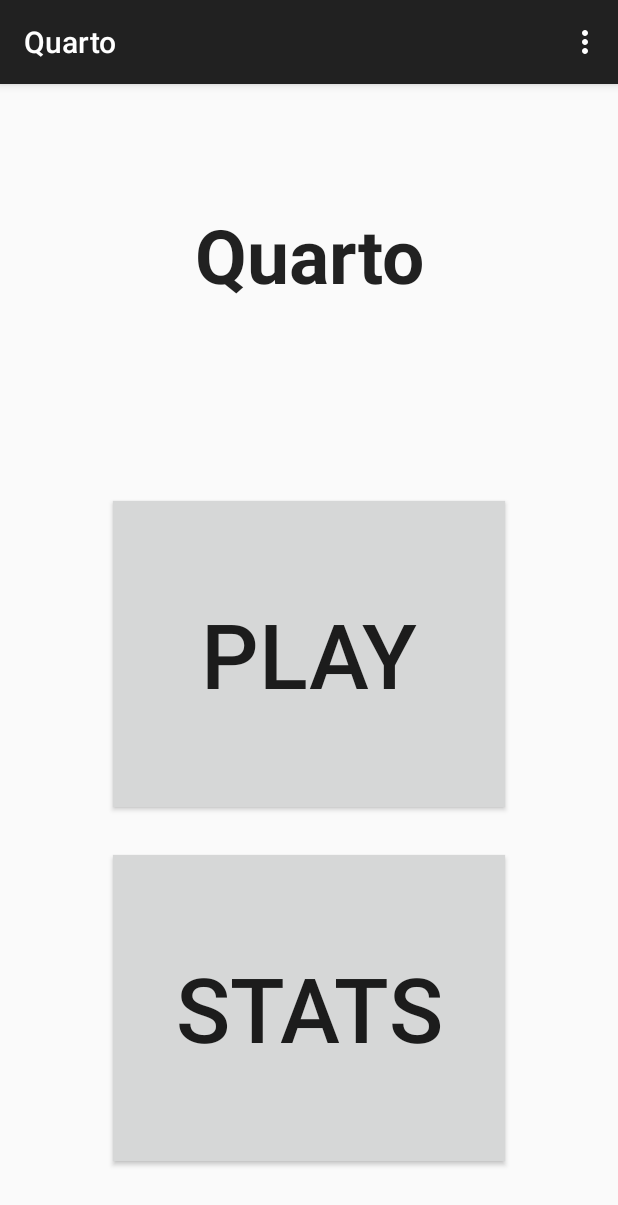
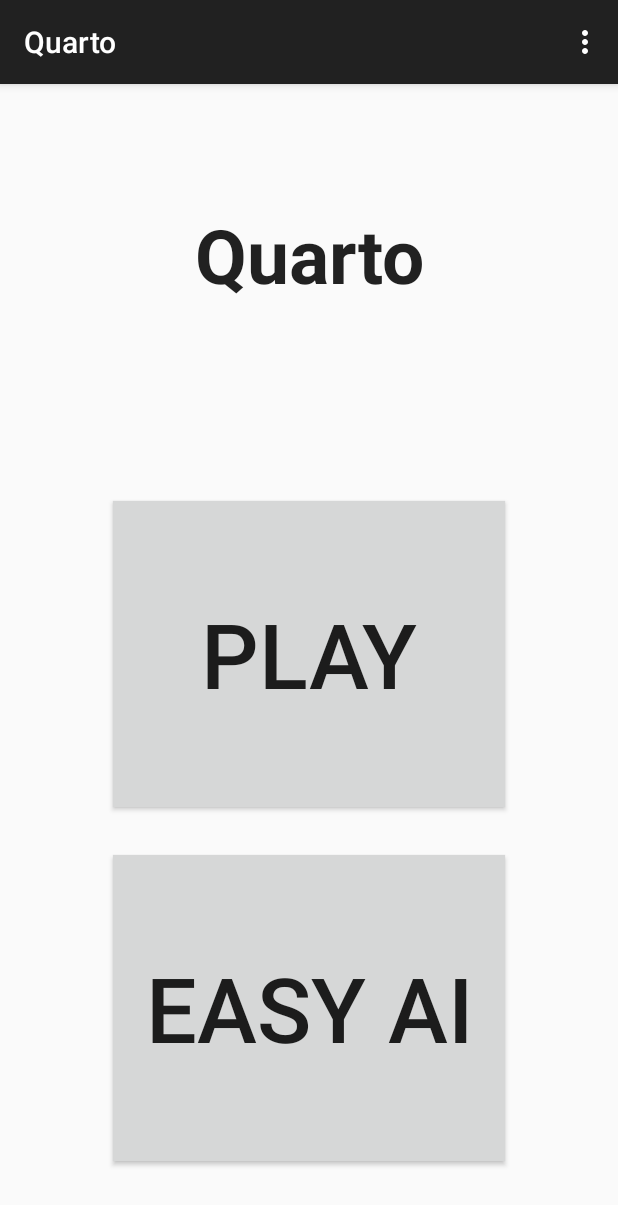
Before and after one commit to jeco42/Quarto, an Android app: the screen it shows after launch (MainActivity), on a phone screen of 412 x 824 dp. Shown: the top 1205 px of the screen. Run offline under Robolectric (Android 15) with nearby library versions, the phone set to English and light mode, and no system bars.

Commit message:
changed the stats button to an 'easy ai' button.  There some bugs with the ai mode still.. trying to sort that out

```diff
--- a/app/src/main/java/com/weebley/jeco42/quarto/GameActivity.java
+++ b/app/src/main/java/com/weebley/jeco42/quarto/GameActivity.java
@@ -373,6 +373,7 @@ public class GameActivity extends ActionBarActivity {
         i.putExtra(ResultsActivity.KEY_WINNER, mWinner);
         Log.d("winner?", "The winner was " + mWinner);
         i.putExtra(ResultsActivity.KEY_HISTORY, moveHistory);
+        i.putExtra(ResultsActivity.KEY_MODE, mGameMode);
         finish();
         startActivity(i);
     }
--- a/app/src/main/java/com/weebley/jeco42/quarto/MainActivity.java
+++ b/app/src/main/java/com/weebley/jeco42/quarto/MainActivity.java
@@ -12,13 +12,13 @@ import android.widget.Button;
 public class MainActivity extends ActionBarActivity {
 
     private Button mPlayButton;
-    private Button mStatsButton;
+    private Button mEasyButton;
 
-    private void launchGame(){
+    private void launchGame(int mode){
         Intent i = new Intent(MainActivity.this, GameActivity.class);
         //0 = 2 player, 1 = easy ai, 2 = hard ai...
         // for now.. just hard coding 1 to test the ai
-        i.putExtra(GameActivity.KEY_MODE, 1);
+        i.putExtra(GameActivity.KEY_MODE, mode);
         startActivity(i);
     }
 
@@ -29,12 +29,18 @@ public class MainActivity extends ActionBarActivity {
         setContentView(R.layout.activity_main);
 
         mPlayButton = (Button)findViewById(R.id.play_button);
-        mStatsButton = (Button)findViewById(R.id.stats_button);
+        mEasyButton = (Button)findViewById(R.id.easy_button);
 
         mPlayButton.setOnClickListener(new View.OnClickListener() {
             @Override
             public void onClick(View v) {
-                launchGame();
+                launchGame(0);
+            }
+        });
+        mEasyButton.setOnClickListener(new View.OnClickListener() {
+            @Override
+            public void onClick(View v) {
+                launchGame(1);
             }
         });
 
--- a/app/src/main/java/com/weebley/jeco42/quarto/ResultsActivity.java
+++ b/app/src/main/java/com/weebley/jeco42/quarto/ResultsActivity.java
@@ -18,6 +18,7 @@ public class ResultsActivity extends ActionBarActivity{
 
     public static final String KEY_WINNER = "winner";
     public static final String KEY_HISTORY = "history";
+    public static final String KEY_MODE = "mode";
 
     private int mWinner, index, numMoves;
     private String moveHistory;
@@ -26,6 +27,7 @@ public class ResultsActivity extends ActionBarActivity{
     private ImageView[][] mBoard;
     private HashMap<Character, Integer> mPMap;
     private int[] mPieceImages;
+    private int mGameMode;
 
     @Override
     protected void onCreate(Bundle savedInstanceState) {
@@ -34,6 +36,7 @@ public class ResultsActivity extends ActionBarActivity{
 
         mWinner = getIntent().getIntExtra(KEY_WINNER, 0);
         moveHistory = getIntent().getStringExtra(KEY_HISTORY);
+        mGameMode = getIntent().getIntExtra(KEY_MODE, 0);
 
         Log.d("winner", "received winner: " + mWinner);
 
@@ -140,6 +143,7 @@ public class ResultsActivity extends ActionBarActivity{
 
     private void rematch() {
         Intent i = new Intent(ResultsActivity.this, GameActivity.class);
+        i.putExtra(GameActivity.KEY_MODE, mGameMode);
         finish();
         startActivity(i);
     }
--- a/app/src/main/res/layout/activity_main.xml
+++ b/app/src/main/res/layout/activity_main.xml
@@ -46,8 +46,8 @@
         <Button
             android:layout_width="match_parent"
             android:layout_height="wrap_content"
-            android:text="@string/stats"
-            android:id="@+id/stats_button"
+            android:text="@string/easy"
+            android:id="@+id/easy_button"
             android:layout_gravity="center_vertical"
             android:layout_weight="1"
             android:background="@color/button_material_light"
--- a/app/src/main/res/values/strings.xml
+++ b/app/src/main/res/values/strings.xml
@@ -20,4 +20,5 @@
     <string name="quit">Quit</string>
     <string name="new_game_string">New Game</string>
     <string name="quit_game_string">Quit</string>
+    <string name="easy">Easy AI</string>
 </resources>
```
